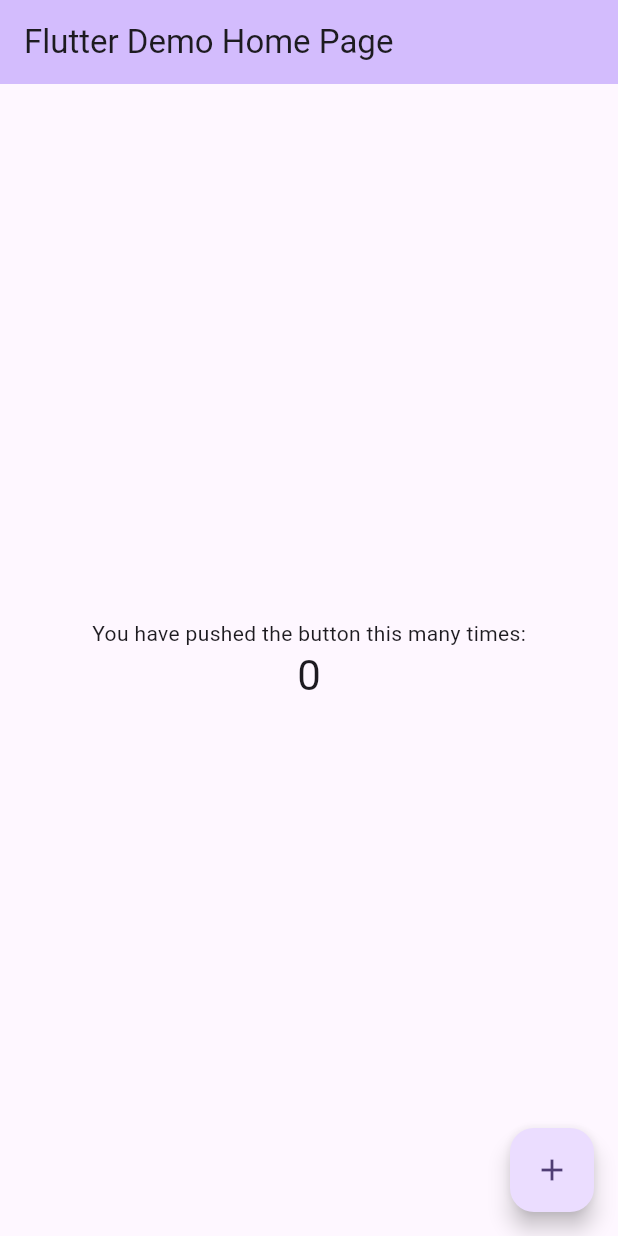
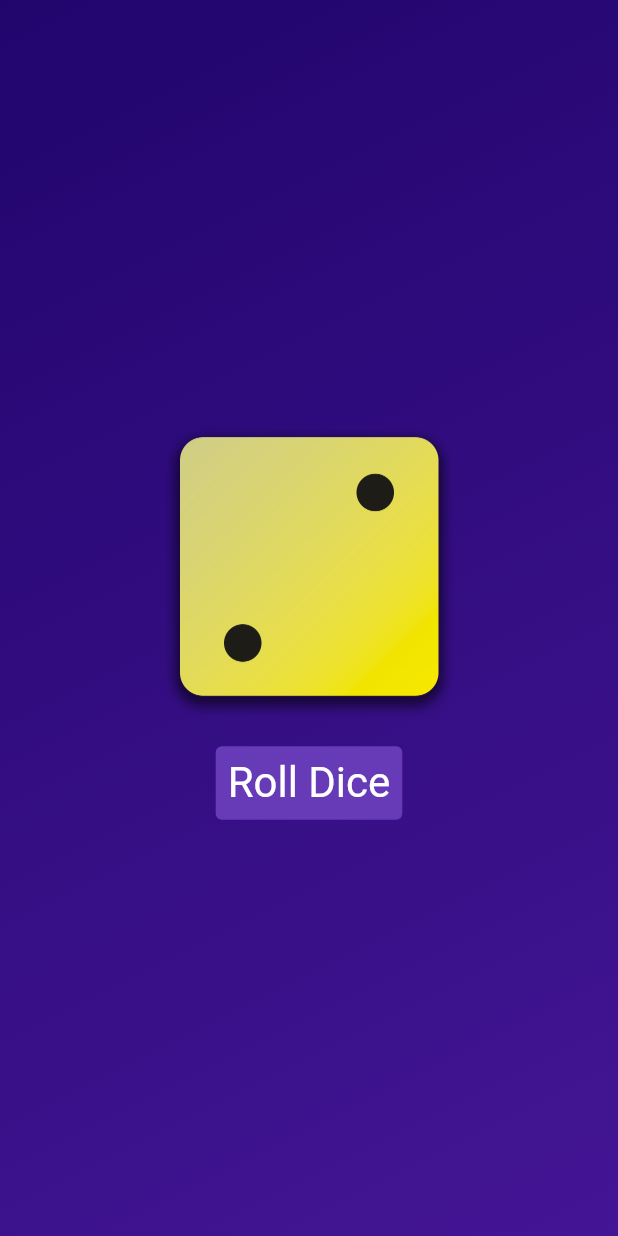
Before and after one commit to Alibasha786/dies_roller, a Flutter app: the screen it shows after launch, on a phone screen of 412 x 824 dp. Run offline on Flutter 3.47's test engine with Material 2 defaults, Android fonts, the phone set to English and light mode, and no system bars.

Commit message:
second commit

```diff
--- /dev/null
+++ b/lib/dice_roller.dart
@@ -0,0 +1,46 @@
+import 'package:flutter/material.dart';
+import 'dart:math';
+
+final randomizer = Random();
+
+class DiceRoller extends StatefulWidget {
+  const DiceRoller({super.key});
+
+  @override
+  State<DiceRoller> createState() {
+    return _DiceRollerState();
+  }
+}
+
+class _DiceRollerState extends State<DiceRoller> {
+  var currentDiceRoll = 2;
+
+  void rollDice() {
+    setState(() {
+      currentDiceRoll = randomizer.nextInt(6) + 1;
+    });
+  }
+
+  @override
+  Widget build(context) {
+    return Column(
+      mainAxisSize: MainAxisSize.min,
+      children: [
+        Image.asset(
+          'assets/image/dice-$currentDiceRoll.png',
+          width: 200,
+        ),
+        const SizedBox(
+          height: 20,
+        ),
+        TextButton(
+            onPressed: rollDice,
+            style: TextButton.styleFrom(
+                backgroundColor: Colors.deepPurple,
+                foregroundColor: Colors.white,
+                textStyle: const TextStyle(fontSize: 28)),
+            child: const Text('Roll Dice'))
+      ],
+    );
+  }
+}
--- /dev/null
+++ b/lib/gradient_container.dart
@@ -0,0 +1,31 @@
+import 'package:flutter/material.dart';
+
+import 'package:dies_roller/dice_roller.dart';
+
+const startAlignment = Alignment.topLeft;
+const endBottom = Alignment.bottomRight;
+
+class GradientContainer extends StatelessWidget {
+  const GradientContainer(this.colour1, this.colour2, {super.key});
+
+  const GradientContainer.purple({super.key})
+      : colour1 = Colors.deepPurple,
+        colour2 = Colors.indigo;
+
+  final Color colour1;
+  final Color colour2;
+
+  @override
+  Widget build(context) {
+    return Container(
+      decoration: BoxDecoration(
+          gradient: LinearGradient(
+              colors: [colour1, colour2],
+              begin: startAlignment,
+              end: endBottom)),
+      child: const Center(
+        child: DiceRoller(),
+      ),
+    );
+  }
+}
--- a/lib/main.dart
+++ b/lib/main.dart
@@ -1,125 +1,15 @@
 import 'package:flutter/material.dart';
 
+import 'package:dies_roller/gradient_container.dart';
+
 void main() {
-  runApp(const MyApp());
+  runApp(const MaterialApp(
+    debugShowCheckedModeBanner: false,
+    home: Scaffold(
+      body: GradientContainer(
+        Color.fromARGB(255, 33, 5, 109),
+        Color.fromARGB(255, 68, 21, 149),
+      ),
+    ),
+  ));
 }
-
-class MyApp extends StatelessWidget {
-  const MyApp({super.key});
-
-  // This widget is the root of your application.
-  @override
-  Widget build(BuildContext context) {
-    return MaterialApp(
-      title: 'Flutter Demo',
-      theme: ThemeData(
-        // This is the theme of your application.
-        //
-        // TRY THIS: Try running your application with "flutter run". You'll see
-        // the application has a blue toolbar. Then, without quitting the app,
-        // try changing the seedColor in the colorScheme below to Colors.green
-        // and then invoke "hot reload" (save your changes or press the "hot
-        // reload" button in a Flutter-supported IDE, or press "r" if you used
-        // the command line to start the app).
-        //
-        // Notice that the counter didn't reset back to zero; the application
-        // state is not lost during the reload. To reset the state, use hot
-        // restart instead.
-        //
-        // This works for code too, not just values: Most code changes can be
-        // tested with just a hot reload.
-        colorScheme: ColorScheme.fromSeed(seedColor: Colors.deepPurple),
-        useMaterial3: true,
-      ),
-      home: const MyHomePage(title: 'Flutter Demo Home Page'),
-    );
-  }
-}
-
-class MyHomePage extends StatefulWidget {
-  const MyHomePage({super.key, required this.title});
-
-  // This widget is the home page of your application. It is stateful, meaning
-  // that it has a State object (defined below) that contains fields that affect
-  // how it looks.
-
-  // This class is the configuration for the state. It holds the values (in this
-  // case the title) provided by the parent (in this case the App widget) and
-  // used by the build method of the State. Fields in a Widget subclass are
-  // always marked "final".
-
-  final String title;
-
-  @override
-  State<MyHomePage> createState() => _MyHomePageState();
-}
-
-class _MyHomePageState extends State<MyHomePage> {
-  int _counter = 0;
-
-  void _incrementCounter() {
-    setState(() {
-      // This call to setState tells the Flutter framework that something has
-      // changed in this State, which causes it to rerun the build method below
-      // so that the display can reflect the updated values. If we changed
-      // _counter without calling setState(), then the build method would not be
-      // called again, and so nothing would appear to happen.
-      _counter++;
-    });
-  }
-
-  @override
-  Widget build(BuildContext context) {
-    // This method is rerun every time setState is called, for instance as done
-    // by the _incrementCounter method above.
-    //
-    // The Flutter framework has been optimized to make rerunning build methods
-    // fast, so that you can just rebuild anything that needs updating rather
-    // than having to individually change instances of widgets.
-    return Scaffold(
-      appBar: AppBar(
-        // TRY THIS: Try changing the color here to a specific color (to
-        // Colors.amber, perhaps?) and trigger a hot reload to see the AppBar
-        // change color while the other colors stay the same.
-        backgroundColor: Theme.of(context).colorScheme.inversePrimary,
-        // Here we take the value from the MyHomePage object that was created by
-        // the App.build method, and use it to set our appbar title.
-        title: Text(widget.title),
-      ),
-      body: Center(
-        // Center is a layout widget. It takes a single child and positions it
-        // in the middle of the parent.
-        child: Column(
-          // Column is also a layout widget. It takes a list of children and
-          // arranges them vertically. By default, it sizes itself to fit its
-          // children horizontally, and tries to be as tall as its parent.
-          //
-          // Column has various properties to control how it sizes itself and
-          // how it positions its children. Here we use mainAxisAlignment to
-          // center the children vertically; the main axis here is the vertical
-          // axis because Columns are vertical (the cross axis would be
-          // horizontal).
-          //
-          // TRY THIS: Invoke "debug painting" (choose the "Toggle Debug Paint"
-          // action in the IDE, or press "p" in the console), to see the
-          // wireframe for each widget.
-          mainAxisAlignment: MainAxisAlignment.center,
-          children: <Widget>[
-            const Text(
-              'You have pushed the button this many times:',
-            ),
-            Text(
-              '$_counter',
-              style: Theme.of(context).textTheme.headlineMedium,
-            ),
-          ],
-        ),
-      ),
-      floatingActionButton: FloatingActionButton(
-        onPressed: _incrementCounter,
-        tooltip: 'Increment',
-        child: const Icon(Icons.add),
-      ), // This trailing comma makes auto-formatting nicer for build methods.
-    );
-  }
-}
```
Also changed, not shown: pubspec.yaml (+8 -1 lines), assets/image/dice-1.png (added), assets/image/dice-2.png (added), assets/image/dice-3.png (added), assets/image/dice-4.png (added), assets/image/dice-5.png (added), assets/image/dice-6.png (added).
